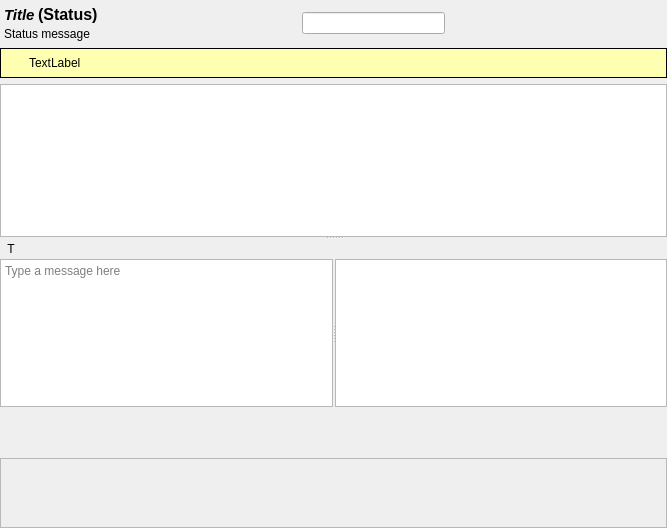
Old version of the form retroshare-gui/src/gui/chat/ChatWidget.ui in the repository RetroShare/RetroShare.
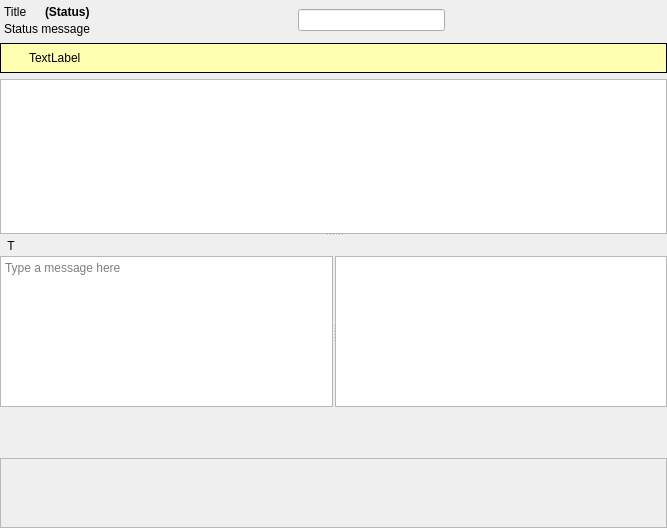
New version of the form. Icons and pictures are not drawn. Custom widgets are drawn as their Qt base class.

Commit message: removed default fontsize from ui files, it gets issues on macos that the fonts are tiny

The edit to the form file:
```diff
--- a/retroshare-gui/src/gui/chat/ChatWidget.ui
+++ b/retroshare-gui/src/gui/chat/ChatWidget.ui
@@ -85,14 +85,6 @@
            <layout class="QHBoxLayout" name="nameLayout">
             <item>
              <widget class="QLabel" name="titleLabel">
-              <property name="font">
-               <font>
-                <pointsize>11</pointsize>
-                <weight>75</weight>
-                <italic>true</italic>
-                <bold>true</bold>
-               </font>
-              </property>
               <property name="text">
                <string notr="true">Title</string>
               </property>
@@ -105,7 +97,6 @@
              <widget class="QLabel" name="statusLabel">
               <property name="font">
                <font>
-                <pointsize>12</pointsize>
                 <weight>75</weight>
                 <bold>true</bold>
                </font>
@@ -1110,6 +1101,11 @@
   </action>
  </widget>
  <customwidgets>
+  <customwidget>
+   <class>RSTextBrowser</class>
+   <extends>QTextBrowser</extends>
+   <header>gui/common/RSTextBrowser.h</header>
+  </customwidget>
   <customwidget>
    <class>HashBox</class>
    <extends>QScrollArea</extends>
@@ -1126,11 +1122,6 @@
    <extends>QLineEdit</extends>
    <header>gui/common/LineEditClear.h</header>
   </customwidget>
-  <customwidget>
-   <class>RSTextBrowser</class>
-   <extends>QTextBrowser</extends>
-   <header>gui/common/RSTextBrowser.h</header>
-  </customwidget>
  </customwidgets>
  <resources>
   <include location="../icons.qrc"/>
```
The commit also changes 12 other files.
